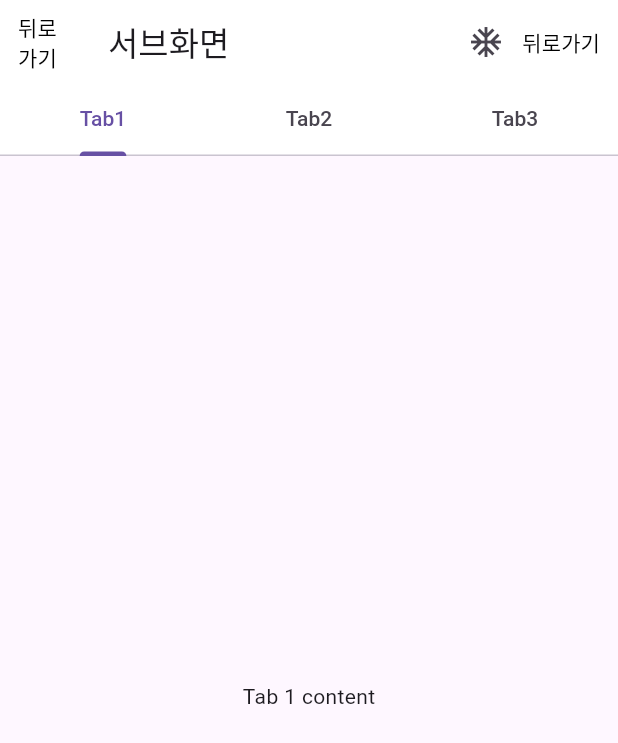
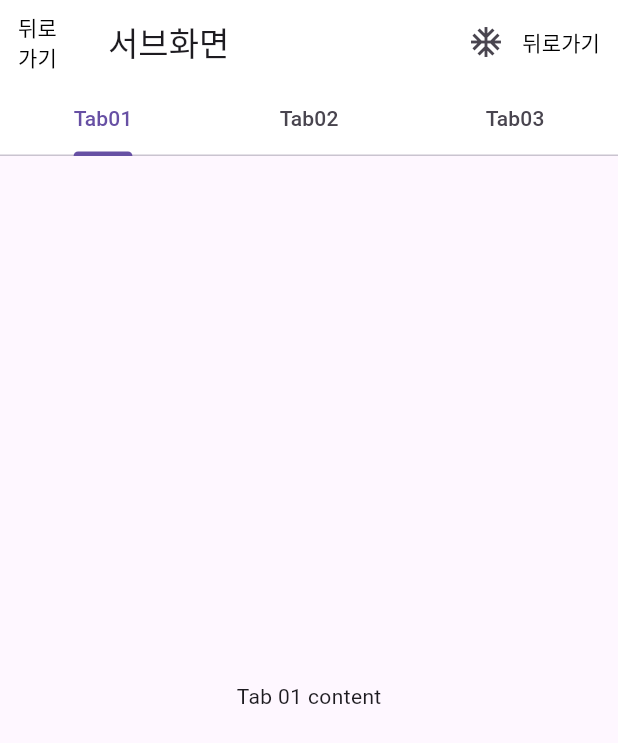
Before and after one commit to sunfishes/flutter_study, a Flutter app: the screen it shows after launch, after a tap on "클릭하여 서브화면으로 이동", on a phone screen of 412 x 824 dp. Shown: the top 743 px of the screen. Run offline on Flutter 3.47's test engine with Material 3 defaults, Android fonts, the phone set to English and light mode, and no system bars.

Commit message:
Add: TabBar modify

```diff
--- a/lib/screen/sub_screen.dart
+++ b/lib/screen/sub_screen.dart
@@ -24,16 +24,16 @@ class SubScreen extends StatelessWidget {
             Navigator.pop(context);
           }, child: Text('뒤로가기', style: TextStyle(color: Colors.black),),)
         ],
-        bottom: TabBar(tabs: [
-          Tab(text: 'Tab1',),
-          Tab(text: 'Tab2',),
-          Tab(text: 'Tab3',),
+        bottom: TabBar(tabs: [//탭바 생성하기: 앱바 하단에 탭바를 생성하여 한 화면에 다수의 탭이 이동할 수있도록 설정
+          Tab(text: 'Tab01',),
+          Tab(text: 'Tab02',),
+          Tab(text: 'Tab03',),
         ]),
       ),
-      body: TabBarView(children: [
-        Center(child: Text('Tab 1 content'),),
-        Center(child: Text('Tab 2 content'),),
-        Center(child: Text('Tab 3 content'),),
+      body: TabBarView(children: [//탭바가 보여지는 화면 생성
+        Center(child: Text('Tab 01 content'),),
+        Center(child: Text('Tab 02 content'),),
+        Center(child: Text('Tab 03 content'),),
       ])
     ),);
   }
```
